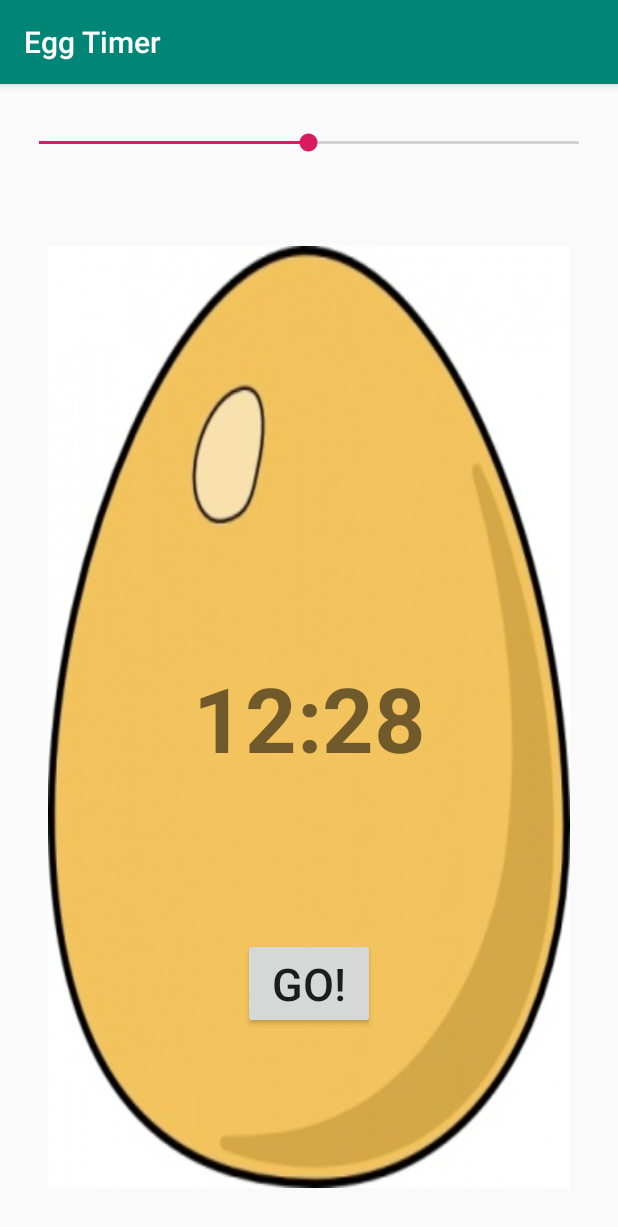
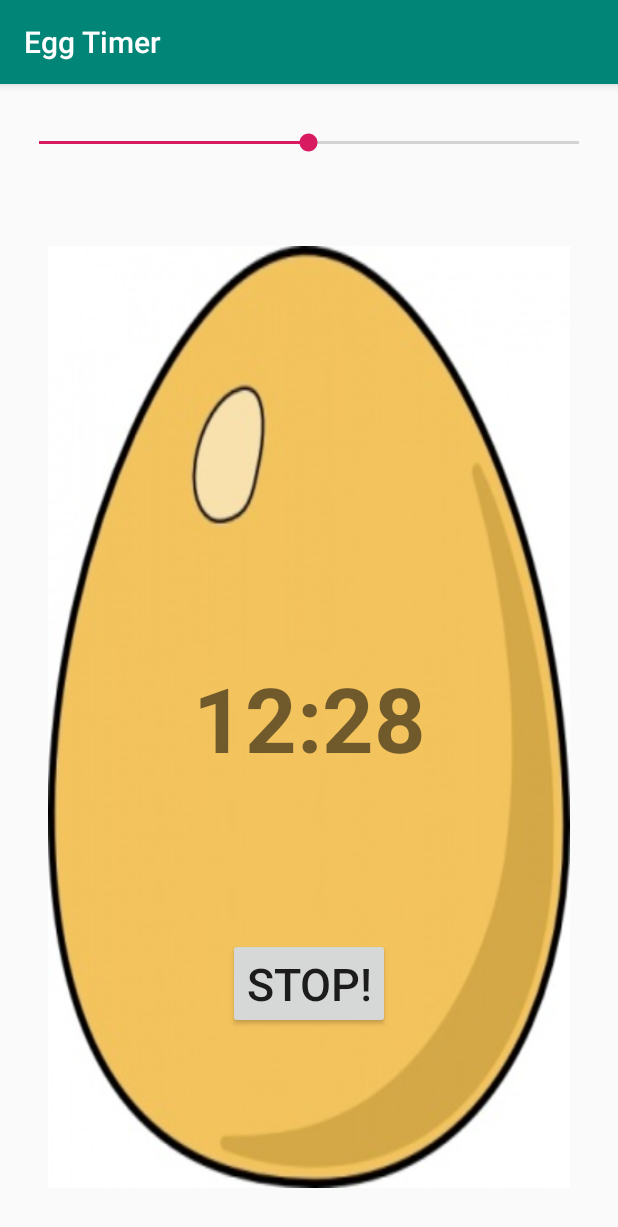
Before and after one commit to onurtemiz/EggTimer, an Android app: the screen it shows after launch (MainActivity), after a tap on "GO!", on a phone screen of 412 x 824 dp. Shown: the top 1227 px of the screen. Run offline under Robolectric (Android 15) with nearby library versions, the phone set to English and light mode, and no system bars.

Commit message:
Add Stop Function

```diff
--- a/app/src/main/java/com/example/eggtimer/MainActivity.java
+++ b/app/src/main/java/com/example/eggtimer/MainActivity.java
@@ -18,6 +18,7 @@ public class MainActivity extends AppCompatActivity {
     private CountDownTimer countDownTimer;
     private int maxSec = 1500;
     private MediaPlayer mediaPlayer;
+    private boolean isTicking = false;
 
     @Override
     protected void onCreate(Bundle savedInstanceState) {
@@ -27,9 +28,9 @@ public class MainActivity extends AppCompatActivity {
         timerView = (TextView) findViewById(R.id.timerView);
         goButton = (Button) findViewById(R.id.goButton);
         seekBar = (SeekBar) findViewById(R.id.seekBar);
-        mediaPlayer = MediaPlayer.create(getApplicationContext(), getResources().getIdentifier("airhorn","raw",getPackageName()));
+        mediaPlayer = MediaPlayer.create(getApplicationContext(), getResources().getIdentifier("airhorn", "raw", getPackageName()));
         seekBar.setMax(maxSec);
-        seekBar.setProgress(maxSec/2);
+        seekBar.setProgress(maxSec / 2);
         timerView.setText(getStringTime(seekBar.getProgress()));
 
 
@@ -43,6 +44,8 @@ public class MainActivity extends AppCompatActivity {
             @Override
             public void onStartTrackingTouch(SeekBar seekBar) {
                 countDownTimer.cancel();
+                goButton.setText("GO!");
+                isTicking = false;
             }
 
             @Override
@@ -51,40 +54,52 @@ public class MainActivity extends AppCompatActivity {
             }
 
 
-
         });
 
         changeCountTimer(seekBar.getProgress());
     }
 
 
-    public String getStringTime(int time){
-        String strMinutes = String.valueOf(time/60).length() == 1 ? "0" + (time/60) : String.valueOf(time/60);
-        String strSeconds = String.valueOf(time%60).length() == 1 ? "0" + (time%60) : String.valueOf(time%60);
+    public String getStringTime(int time) {
+        String strMinutes = String.valueOf(time / 60).length() == 1 ? "0" + (time / 60) : String.valueOf(time / 60);
+        String strSeconds = String.valueOf(time % 60).length() == 1 ? "0" + (time % 60) : String.valueOf(time % 60);
 
         return (strMinutes + ":" + strSeconds);
     }
 
 
-    public void startTimer(View view){
-        this.countDownTimer.cancel();
-        changeCountTimer(seekBar.getProgress());
-        this.countDownTimer.start();
+    public void startTimer(View view) {
+
+
+
+        if (!this.isTicking) {
+            changeCountTimer(seekBar.getProgress());
+            this.countDownTimer.start();
+            this.isTicking = true;
+            goButton.setText("STOP!");
+        }else {
+            this.isTicking = false;
+            this.countDownTimer.cancel();
+            goButton.setText("GO!");
+        }
 
     }
 
 
-    public void changeCountTimer(int sec){
-        this.countDownTimer = new CountDownTimer(sec*1000,1000) {
+    public void changeCountTimer(int sec) {
+        this.countDownTimer = new CountDownTimer(sec * 1000+100, 1000) {
             @Override
             public void onTick(long millisUntilFinished) {
-                seekBar.setProgress(seekBar.getProgress()-1);
+                seekBar.setProgress(seekBar.getProgress() - 1);
 
             }
 
             @Override
             public void onFinish() {
+                goButton.setText("GO!");
+                isTicking = false;
                 mediaPlayer.start();
+
             }
         };
     }
```
